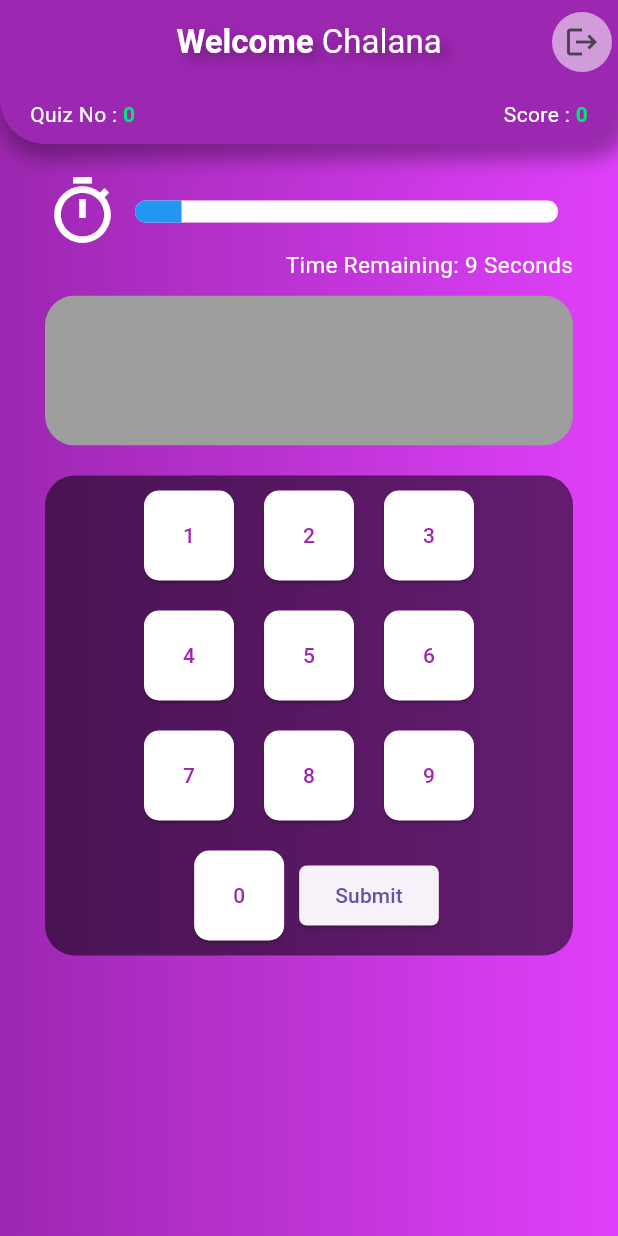
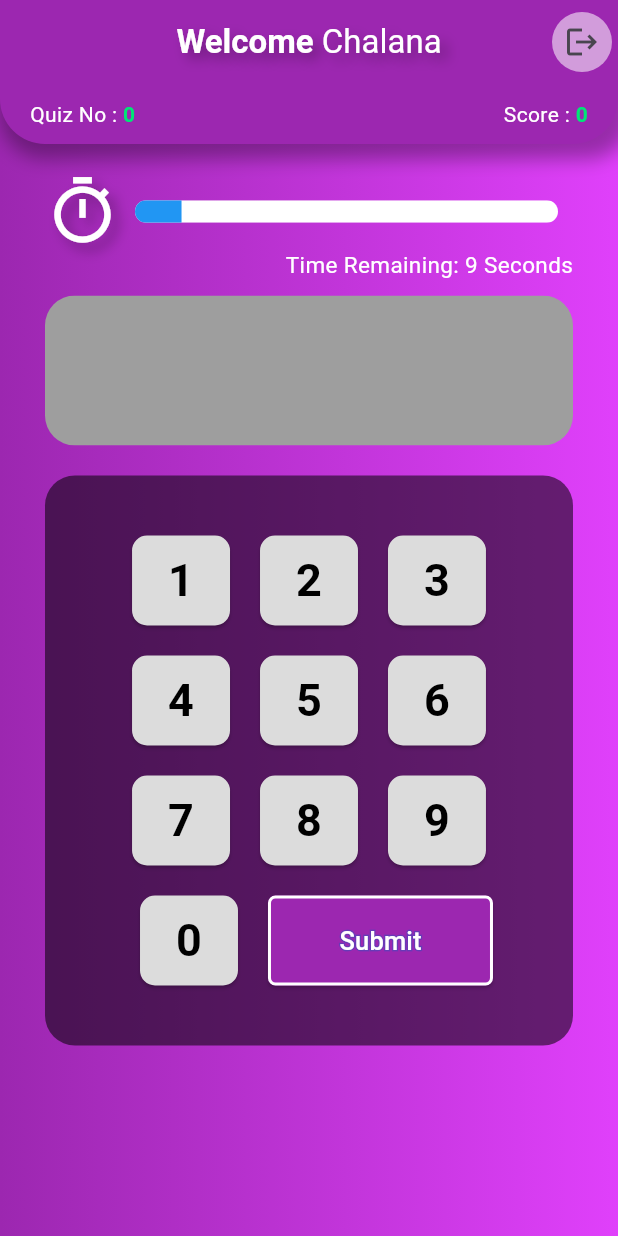
Before and after one commit to syph3r-d/Fidenz-Open-Mobile-Assignment, a Flutter app: the screen it shows after launch, after a tap on "Start Game", on a phone screen of 412 x 824 dp. Run offline on Flutter 3.47's test engine with Material 3 defaults, Android fonts, the phone set to English and light mode, and no system bars; network calls fail.

Commit message:
numberpad styles update

```diff
--- a/lib/numberpad.dart
+++ b/lib/numberpad.dart
@@ -24,6 +24,8 @@ class _NumberpadState extends State<Numberpad> {
         borderRadius: BorderRadius.circular(20),
         color: Colors.black54,
       ),
+      child: Padding(
+        padding: const EdgeInsets.all(30),
         child: Column(crossAxisAlignment: CrossAxisAlignment.center, children: [
           Row(
             mainAxisAlignment: MainAxisAlignment.center,
@@ -104,17 +106,40 @@ class _NumberpadState extends State<Numberpad> {
                     widget.selectNumber('0');
                   },
                   active: widget.selectedNumber == '0'),
+              const SizedBox(
+                width: 10,
+              ),
               ElevatedButton(
-                onPressed: widget.submitAnswer,
-                child: const Text('Submit'),
                 style: ElevatedButton.styleFrom(
+                  backgroundColor: Colors.purple,
+                  side: const BorderSide(width: 2, color: Colors.white),
+                  minimumSize: const Size(150, 60),
                   shape: RoundedRectangleBorder(
                     borderRadius: BorderRadius.circular(5),
                   ),
-                ))
+                ),
+                onPressed: widget.submitAnswer,
+                child: Stack(children: [
+                  Text(
+                    'Submit',
+                    style: TextStyle(
+                      fontSize: 17,
+                      foreground: Paint()
+                        ..style = PaintingStyle.stroke
+                        ..strokeWidth = 2
+                        ..color = Colors.deepPurple,
+                    ),
+                  ),
+                  const Text(
+                    'Submit',
+                    style: TextStyle(fontSize: 17, color: Colors.white),
+                  )
+                ]),
+              )
             ],
           ),
         ]),
+      ),
     );
   }
 }
--- a/lib/numberpad_button.dart
+++ b/lib/numberpad_button.dart
@@ -18,10 +18,17 @@ class _NumberpadButtonState extends State<NumberpadButton> {
       margin: const EdgeInsets.all(10),
       child: ElevatedButton(
         onPressed: widget.onPressed,
-        child: Text(widget.text),
+        child: Text(
+          widget.text,
+          style: TextStyle(fontWeight: FontWeight.bold, fontSize: 30),
+        ),
         style: ElevatedButton.styleFrom(
-          backgroundColor: widget.active ? Colors.purple : Colors.white,
-          foregroundColor: widget.active ? Colors.white : Colors.purple,
+          backgroundColor:
+              widget.active ? Colors.green : Color.fromARGB(255, 220, 220, 220),
+          foregroundColor: widget.active ? Colors.white : Colors.black,
+          side: widget.active
+              ? const BorderSide(width: 2, color: Colors.purple)
+              : BorderSide.none,
           shape: const RoundedRectangleBorder(
             borderRadius: BorderRadius.all(Radius.circular(10)),
           ),
--- a/lib/timer.dart
+++ b/lib/timer.dart
@@ -77,7 +77,18 @@ class _TimerState extends State<Timer> with SingleTickerProviderStateMixin {
           Row(
             crossAxisAlignment: CrossAxisAlignment.center,
             children: [
-              const Icon(Icons.timer_sharp, color: Colors.white, size: 50),
+              const Icon(
+                Icons.timer_sharp,
+                color: Colors.white,
+                size: 50,
+                shadows: [
+                  Shadow(
+                    blurRadius: 10.0,
+                    color: Color.fromARGB(79, 0, 0, 0),
+                    offset: Offset(5.0, 5.0),
+                  ),
+                ],
+              ),
               const SizedBox(
                 width: 10,
               ),
```
Lines whose indentation alone changed are shown as unchanged.
